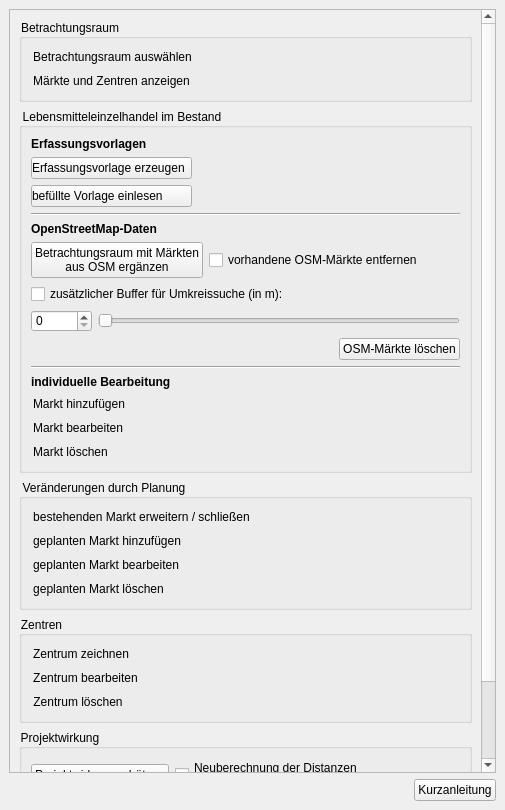
Old version of the form projektchecktools/ui/ProjektCheck_dockwidget_analysis_08-SKSM.ui in the repository projektcheck/ProjektCheck-QGIS.
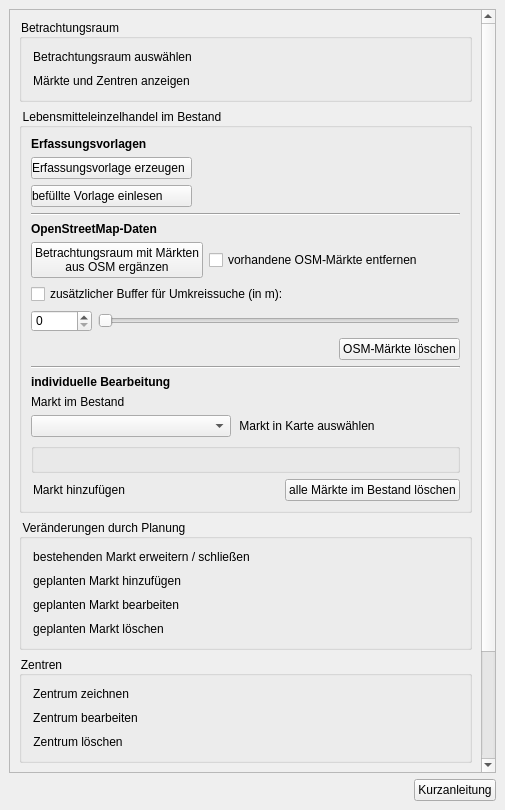
New version of the form. Icons and pictures are not drawn. Custom widgets are drawn as their Qt base class.

Commit message: fill nullfall market combo; market picker; fixed layers

```diff
--- a/projektchecktools/ui/ProjektCheck_dockwidget_analysis_08-SKSM.ui
+++ b/projektchecktools/ui/ProjektCheck_dockwidget_analysis_08-SKSM.ui
@@ -68,7 +68,7 @@
          <x>0</x>
          <y>0</y>
          <width>478</width>
-         <height>798</height>
+         <height>802</height>
         </rect>
        </property>
        <layout class="QVBoxLayout" name="verticalLayout_10">
@@ -439,7 +439,107 @@
             </widget>
            </item>
            <item>
-            <widget class="QPushButton" name="pushButton_31">
+            <widget class="QLabel" name="label_7">
+             <property name="text">
+              <string>Markt im Bestand</string>
+             </property>
+            </widget>
+           </item>
+           <item>
+            <layout class="QHBoxLayout" name="horizontalLayout_14">
+             <item>
+              <widget class="QComboBox" name="nullfall_market_combo">
+               <property name="minimumSize">
+                <size>
+                 <width>200</width>
+                 <height>0</height>
+                </size>
+               </property>
+               <property name="toolTip">
+                <string>&lt;html&gt;&lt;head/&gt;&lt;body&gt;&lt;p&gt;&lt;span style=&quot; font-weight:600;&quot;&gt;Punktuelle Maßnahme auswählen&lt;/span&gt;&lt;/p&gt;&lt;p&gt;Wählen Sie hier eine punktuelle Maßnahme über eine Liste aus, um sie bearbeiten zu können (Bezeichnung vergeben, einem Netz zuordnen, Kosten festlegen).&lt;/p&gt;&lt;/body&gt;&lt;/html&gt;</string>
+               </property>
+              </widget>
+             </item>
+             <item>
+              <widget class="QPushButton" name="select_nullfall_market_button">
+               <property name="sizePolicy">
+                <sizepolicy hsizetype="Fixed" vsizetype="Fixed">
+                 <horstretch>0</horstretch>
+                 <verstretch>0</verstretch>
+                </sizepolicy>
+               </property>
+               <property name="cursor">
+                <cursorShape>PointingHandCursor</cursorShape>
+               </property>
+               <property name="toolTip">
+                <string>&lt;html&gt;&lt;head/&gt;&lt;body&gt;&lt;p&gt;&lt;span style=&quot; font-weight:600;&quot;&gt;Punktuelle Maßnahme auswählen&lt;/span&gt;&lt;/p&gt;&lt;p&gt;Wählen Sie hier eine punktuelle Maßnahme über dire Karte aus, um sie bearbeiten zu können (Bezeichnung vergeben, einem Netz zuordnen, Kosten festlegen).&lt;/p&gt;&lt;/body&gt;&lt;/html&gt;</string>
+               </property>
+               <property name="text">
+                <string>Markt in Karte auswählen</string>
+               </property>
+               <property name="icon">
+                <iconset>
+                 <normaloff>../../images/iconset_mob/20190619_iconset_mob_select_11.png</normaloff>
+                 <normalon>../../images/iconset_mob/20190619_iconset_mob_select_21.png</normalon>../../images/iconset_mob/20190619_iconset_mob_select_11.png</iconset>
+               </property>
+               <property name="iconSize">
+                <size>
+                 <width>24</width>
+                 <height>24</height>
+                </size>
+               </property>
+               <property name="checkable">
+                <bool>true</bool>
+               </property>
+               <property name="autoExclusive">
+                <bool>false</bool>
+               </property>
+               <property name="flat">
+                <bool>true</bool>
+               </property>
+              </widget>
+             </item>
+             <item>
+              <spacer name="horizontalSpacer_7">
+               <property name="orientation">
+                <enum>Qt::Horizontal</enum>
+               </property>
+               <property name="sizeHint" stdset="0">
+                <size>
+                 <width>40</width>
+                 <height>20</height>
+                </size>
+               </property>
+              </spacer>
+             </item>
+            </layout>
+           </item>
+           <item>
+            <widget class="QGroupBox" name="nullfall_market_parameter_group">
+             <property name="font">
+              <font>
+               <family>MS Shell Dlg 2</family>
+               <pointsize>8</pointsize>
+               <weight>50</weight>
+               <bold>false</bold>
+              </font>
+             </property>
+             <property name="title">
+              <string/>
+             </property>
+             <layout class="QVBoxLayout" name="verticalLayout_9"/>
+            </widget>
+           </item>
+           <item>
+            <layout class="QHBoxLayout" name="horizontalLayout_8">
+             <property name="topMargin">
+              <number>0</number>
+             </property>
+             <property name="rightMargin">
+              <number>0</number>
+             </property>
+             <item>
+              <widget class="QPushButton" name="add_nullfall_market_button">
              <property name="sizePolicy">
               <sizepolicy hsizetype="Fixed" vsizetype="Fixed">
                <horstretch>0</horstretch>
@@ -478,82 +578,26 @@
             </widget>
            </item>
            <item>
-            <widget class="QPushButton" name="pushButton_32">
-             <property name="sizePolicy">
-              <sizepolicy hsizetype="Fixed" vsizetype="Fixed">
-               <horstretch>0</horstretch>
-               <verstretch>0</verstretch>
-              </sizepolicy>
-             </property>
-             <property name="cursor">
-              <cursorShape>PointingHandCursor</cursorShape>
-             </property>
-             <property name="toolTip">
-              <string>&lt;html&gt;&lt;head/&gt;&lt;body&gt;&lt;p&gt;&lt;span style=&quot; font-weight:600;&quot;&gt;Bestehenden Markt bearbeiten&lt;/span&gt;&lt;/p&gt;&lt;p&gt;Einen bereits in der Karte enthaltenen Lebensmittelmarkt bearbeiten (Name, Handelskette, Betriebstyp).&lt;/p&gt;&lt;/body&gt;&lt;/html&gt;</string>
-             </property>
-             <property name="text">
-              <string>Markt bearbeiten</string>
-             </property>
-             <property name="icon">
-              <iconset>
-               <normaloff>../../images/iconset_mob/20190619_iconset_mob_market_edit_1.png</normaloff>
-               <normalon>../../images/iconset_mob/20190619_iconset_mob_market_edit_2.png</normalon>../../images/iconset_mob/20190619_iconset_mob_market_edit_1.png</iconset>
-             </property>
-             <property name="iconSize">
+              <spacer name="horizontalSpacer_15">
+               <property name="orientation">
+                <enum>Qt::Horizontal</enum>
+               </property>
+               <property name="sizeHint" stdset="0">
               <size>
-               <width>24</width>
-               <height>24</height>
-              </size>
-             </property>
-             <property name="checkable">
-              <bool>true</bool>
-             </property>
-             <property name="autoExclusive">
-              <bool>true</bool>
-             </property>
-             <property name="flat">
-              <bool>true</bool>
-             </property>
-            </widget>
+                 <width>40</width>
+                 <height>20</height>
+                </size>
+               </property>
+              </spacer>
            </item>
            <item>
-            <widget class="QPushButton" name="pushButton_33">
-             <property name="sizePolicy">
-              <sizepolicy hsizetype="Fixed" vsizetype="Fixed">
-               <horstretch>0</horstretch>
-               <verstretch>0</verstretch>
-              </sizepolicy>
-             </property>
-             <property name="cursor">
-              <cursorShape>PointingHandCursor</cursorShape>
-             </property>
-             <property name="toolTip">
-              <string>&lt;html&gt;&lt;head/&gt;&lt;body&gt;&lt;p&gt;&lt;span style=&quot; font-weight:600;&quot;&gt;Bestehenden Markt entfernen&lt;/span&gt;&lt;/p&gt;&lt;p&gt;Einen bereits in der Karte enthaltenen Lebensmittelmarkt löschen.&lt;/p&gt;&lt;/body&gt;&lt;/html&gt;</string>
-             </property>
+              <widget class="QPushButton" name="remove_markets_button">
              <property name="text">
-              <string>Markt löschen</string>
-             </property>
-             <property name="icon">
-              <iconset>
-               <normaloff>../../images/iconset_mob/20190619_iconset_mob_market_delete_1.png</normaloff>
-               <normalon>../../images/iconset_mob/20190619_iconset_mob_market_delete_2.png</normalon>../../images/iconset_mob/20190619_iconset_mob_market_delete_1.png</iconset>
-             </property>
-             <property name="iconSize">
-              <size>
-               <width>24</width>
-               <height>24</height>
-              </size>
-             </property>
-             <property name="checkable">
-              <bool>true</bool>
-             </property>
-             <property name="autoExclusive">
-              <bool>true</bool>
-             </property>
-             <property name="flat">
-              <bool>true</bool>
-             </property>
-            </widget>
+                <string>alle Märkte im Bestand löschen</string>
+               </property>
+              </widget>
+             </item>
+            </layout>
            </item>
           </layout>
          </widget>
```
Lines whose indentation alone changed are shown as unchanged. The commit also changes 2 other files.
